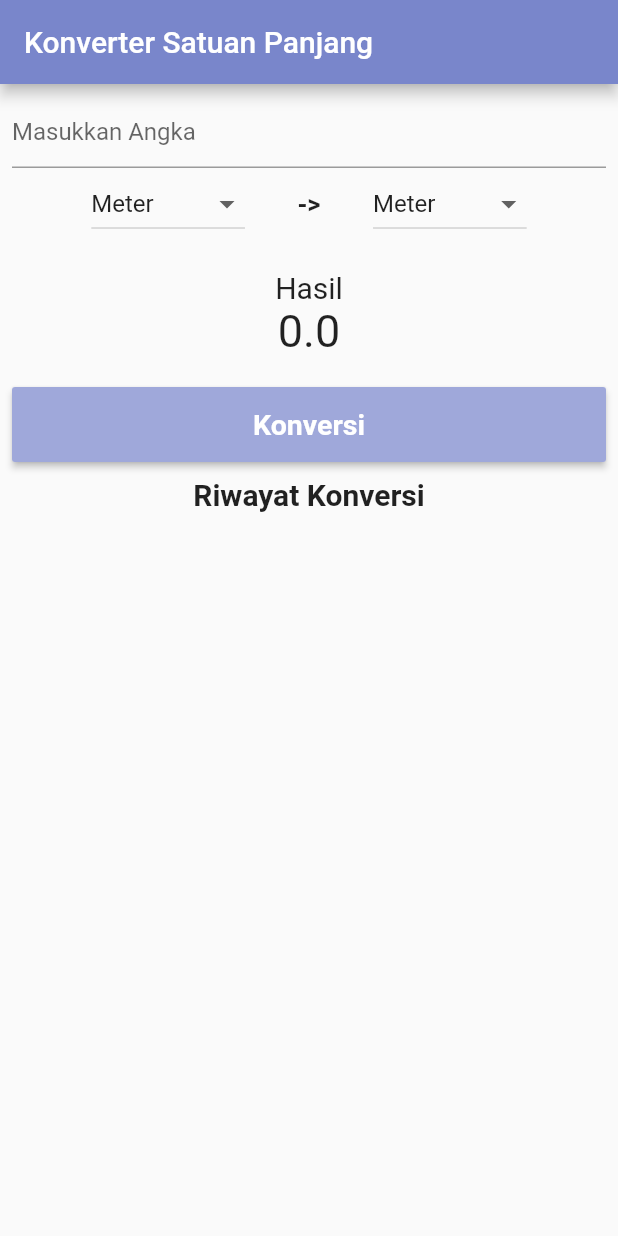
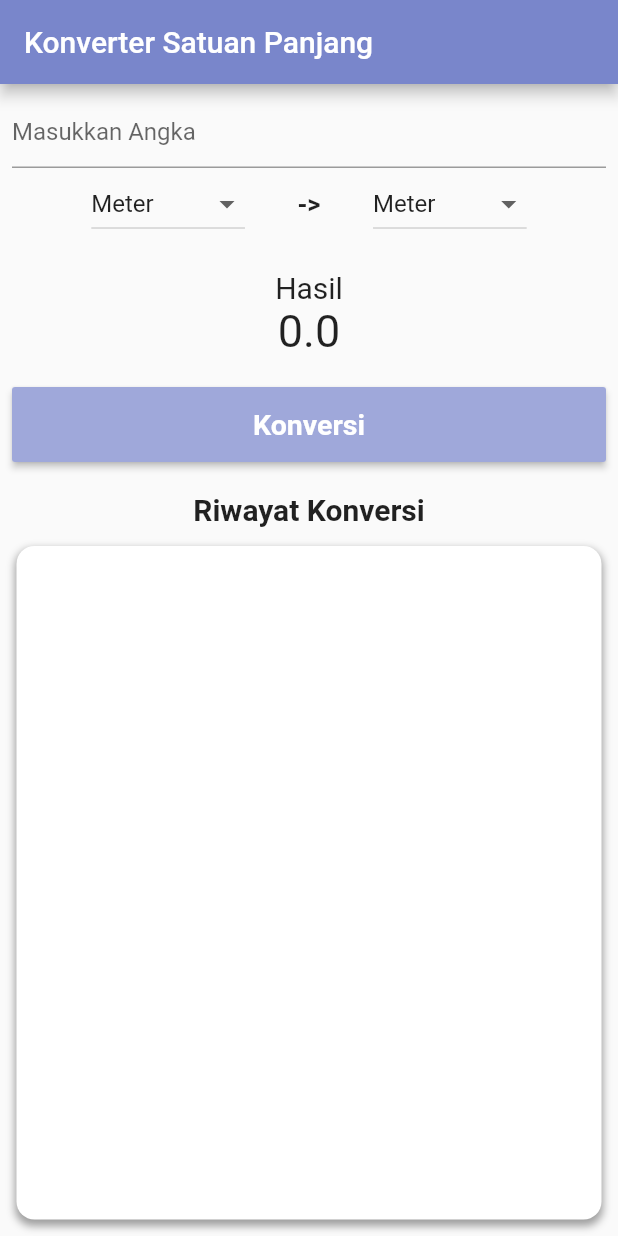
Before and after one commit to tsaniarisqi/kuis_mobile_flutter_konversi_satuan_panjang, a Flutter app: the screen it shows after launch, on a phone screen of 412 x 824 dp. Run offline on Flutter 3.47's test engine with Material 2 defaults, Android fonts, the phone set to English and light mode, and no system bars.

Commit message:
Menambahkan boxdecoration pada container riwayat konversi

```diff
--- a/lib/main.dart
+++ b/lib/main.dart
@@ -229,13 +229,27 @@ class _MyAppState extends State<MyApp> {
                 ),
               ),
               Container(
-                margin: EdgeInsets.only(top: 10, bottom: 10),
+                margin: EdgeInsets.only(top: 20, bottom: 10),
                 child: Text(
                   "Riwayat Konversi",
                   style: TextStyle(fontSize: 20, fontWeight: FontWeight.bold),
                 ),
               ),
               Expanded(
+                child: Container(
+                  margin: EdgeInsets.all(3),
+                  decoration: new BoxDecoration(
+                    color: Colors.white,
+                    borderRadius: BorderRadius.circular(12),
+                    boxShadow: [
+                      BoxShadow(
+                        color: Colors.grey,
+                        spreadRadius: 1,
+                        blurRadius: 4,
+                        offset: Offset(0, 3),
+                      )
+                    ],
+                  ),
                   child: ListView(
                     // listView widget untuk menampilan data dalam bentuk list
                     children: listViewItem.map((String value) {
@@ -247,6 +261,8 @@ class _MyAppState extends State<MyApp> {
                             style: TextStyle(fontSize: 15),
                           ));
                     }).toList(),
+                    // .toList() untuk mengubah item ke dalam list
+                  ),
                 ),
               )
             ],
```
Lines whose indentation alone changed are shown as unchanged.
